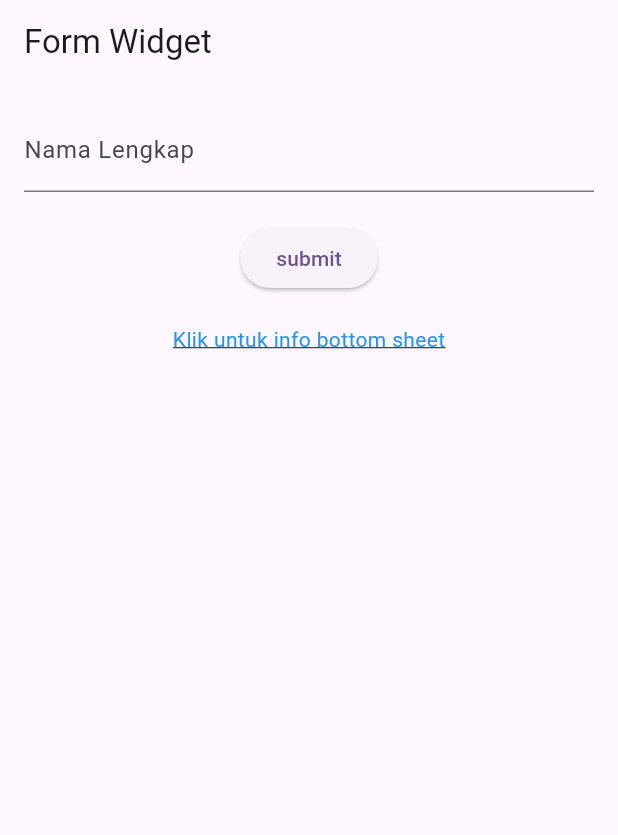
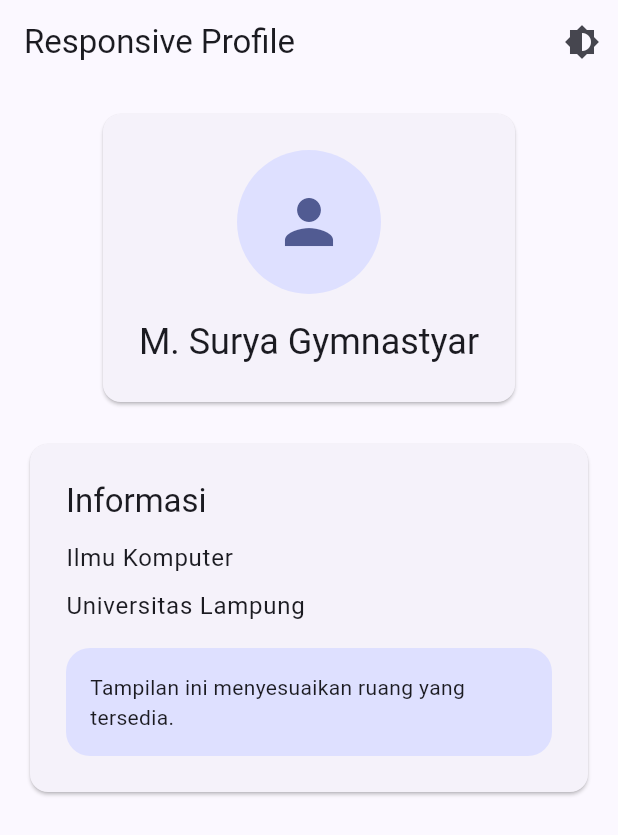
Before and after one commit to SuryaGymnastyar/prak-mobilelanjut-2417051011, a Flutter app: the screen it shows after launch, on a phone screen of 412 x 824 dp. Shown: the top 835 px of the screen. Run offline on Flutter 3.47's test engine with Material 3 defaults, Android fonts, the light colour scheme and no system bars.

Commit message:
Pertemuan 5

```diff
--- /dev/null
+++ b/lib/app_theme.dart
@@ -0,0 +1,20 @@
+import 'package:flutter/material.dart';
+
+class AppTheme {
+  static final ThemeData lightTheme = ThemeData(
+    useMaterial3: true,
+    colorScheme: ColorScheme.fromSeed(
+      seedColor: Colors.indigo,
+      brightness: Brightness.light,
+    ),
+  );
+
+  static final ThemeData darkTheme = ThemeData(
+    useMaterial3: true,
+    colorScheme: ColorScheme.fromSeed(
+      seedColor: Colors.indigo,
+      brightness: Brightness.dark,
+    ),
+  );
+
+}
--- a/lib/main.dart
+++ b/lib/main.dart
@@ -2,26 +2,43 @@ import 'package:flutter/material.dart';
 // import 'column_widget.dart';
 // import 'row_widget.dart';
 // import 'first_widget.dart';
-import 'form_widget.dart';
+// import 'form_widget.dart';
+import 'app_theme.dart';
+import 'responsive_profile_page.dart';
 
 void main() {
   runApp(const MyApp());
 }
 
-class MyApp extends StatelessWidget {
+class MyApp extends StatefulWidget {
   const MyApp({super.key});
+
+  @override
+  State<MyApp> createState() => _MyAppState();
+}
+
+class _MyAppState extends State<MyApp> {
+  ThemeMode themeMode = ThemeMode.light;
+
+  void toggleTheme() {
+    setState(() {
+      themeMode = themeMode == ThemeMode.light
+          ? ThemeMode.dark
+          : ThemeMode.light;
+    });
+  }
 
   @override
   Widget build(BuildContext context) {
     return MaterialApp(
-      title: 'Praktikum Mobile Lanjut',
-      theme: ThemeData(
-        colorScheme: ColorScheme.fromSeed(
-          seedColor: Colors.deepPurple,
-        ), // ColorScheme.fromSeed
-        useMaterial3: true,
-      ), // ThemeData
-      home: const FormWidget(),
-    ); // MaterialApp
+      debugShowCheckedModeBanner: false,
+      title: 'Responsive Profile',
+      theme: AppTheme.lightTheme,
+      darkTheme: AppTheme.darkTheme,
+      themeMode: themeMode,
+      home: ResponsiveProfilePage(
+        onThemeChanged: toggleTheme,
+      ),
+    );
   }
 }
--- /dev/null
+++ b/lib/responsive_profile_page.dart
@@ -0,0 +1,135 @@
+import 'package:flutter/material.dart';
+
+class ResponsiveProfilePage extends StatelessWidget {
+  final VoidCallback onThemeChanged;
+
+  const ResponsiveProfilePage({
+    super.key,
+    required this.onThemeChanged,
+  });
+
+  @override
+  Widget build(BuildContext context) {
+    final size = MediaQuery.of(context).size;
+
+    return Scaffold(
+      appBar: AppBar(
+        title: const Text('Responsive Profile'),
+        actions: [
+          IconButton(
+            onPressed: onThemeChanged,
+            icon: const Icon(Icons.brightness_6),
+          ),
+        ],
+      ),
+      body: Padding(
+        padding: EdgeInsets.all(size.width < 600 ? 16 : 32),
+        child: LayoutBuilder(
+          builder: (context, constraints) {
+            return OrientationBuilder(
+              builder: (context, orientation) {
+                final isWide = constraints.maxWidth >= 600 ||
+                    orientation == Orientation.landscape;
+
+                return isWide
+                    ? const Row(
+                        crossAxisAlignment: CrossAxisAlignment.start,
+                        children: [
+                          Expanded(child: _ProfileHeader()),
+                          SizedBox(width: 24),
+                          Expanded(child: _ProfileInfo()),
+                        ],
+                      )
+                    : const Column(
+                        children: [
+                          _ProfileHeader(),
+                          SizedBox(height: 20),
+                          _ProfileInfo(),
+                        ],
+                      );
+              },
+            );
+          },
+        ),
+      ),
+    );
+  }
+}
+
+class _ProfileHeader extends StatelessWidget {
+  const _ProfileHeader();
+
+  @override
+  Widget build(BuildContext context) {
+    return Card(
+      child: Padding(
+        padding: const EdgeInsets.all(24),
+        child: Column(
+          children: [
+            CircleAvatar(
+              radius: 48,
+              child: Icon(
+                Icons.person,
+                size: 48,
+                color: Theme.of(context).colorScheme.primary,
+              ),
+            ),
+            const SizedBox(height: 16),
+            Text(
+              'M. Surya Gymnastyar',
+              style: Theme.of(context).textTheme.headlineSmall,
+              textAlign: TextAlign.center,
+            ),
+          ],
+        ),
+      ),
+    );
+  }
+}
+
+class _ProfileInfo extends StatelessWidget {
+  const _ProfileInfo();
+
+  @override
+  Widget build(BuildContext context) {
+    final scheme = Theme.of(context).colorScheme;
+
+    return Card(
+      child: Padding(
+        padding: const EdgeInsets.all(24),
+        child: Column(
+          crossAxisAlignment: CrossAxisAlignment.start,
+          children: [
+            Text(
+              'Informasi',
+              style: Theme.of(context).textTheme.titleLarge,
+            ),
+            const SizedBox(height: 12),
+            Text(
+              'Ilmu Komputer',
+              style: Theme.of(context).textTheme.bodyLarge,
+            ),
+            const SizedBox(height: 8),
+            Text(
+              'Universitas Lampung',
+              style: Theme.of(context).textTheme.bodyLarge,
+            ),
+            const SizedBox(height: 16),
+            Container(
+              width: double.infinity,
+              padding: const EdgeInsets.all(16),
+              decoration: BoxDecoration(
+                color: scheme.primaryContainer,
+                borderRadius: BorderRadius.circular(16),
+              ),
+              child: Text(
+                'Tampilan ini menyesuaikan ruang yang tersedia.',
+                style: Theme.of(context).textTheme.bodyMedium,
+              ),
+            ),
+          ],
+        ),
+      ),
+    );
+  }
+}
```
Also changed, not shown: lib/form_widget.dart (+23 -14 lines).
